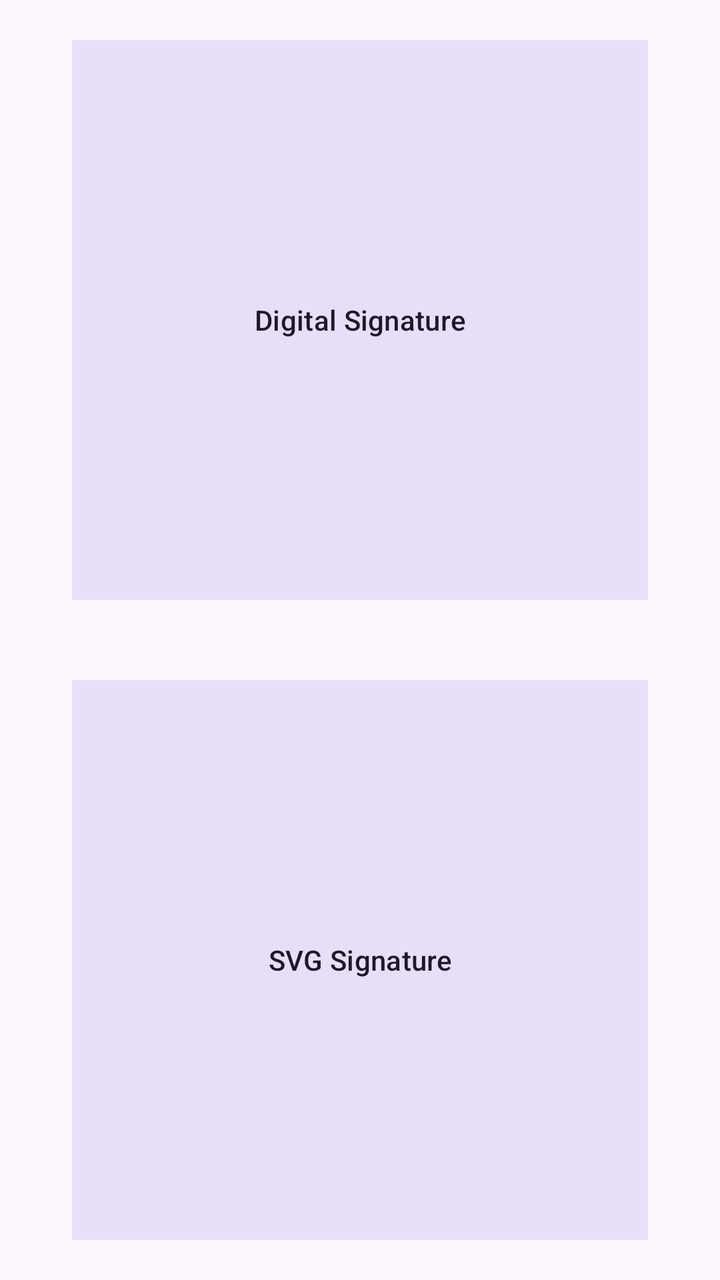
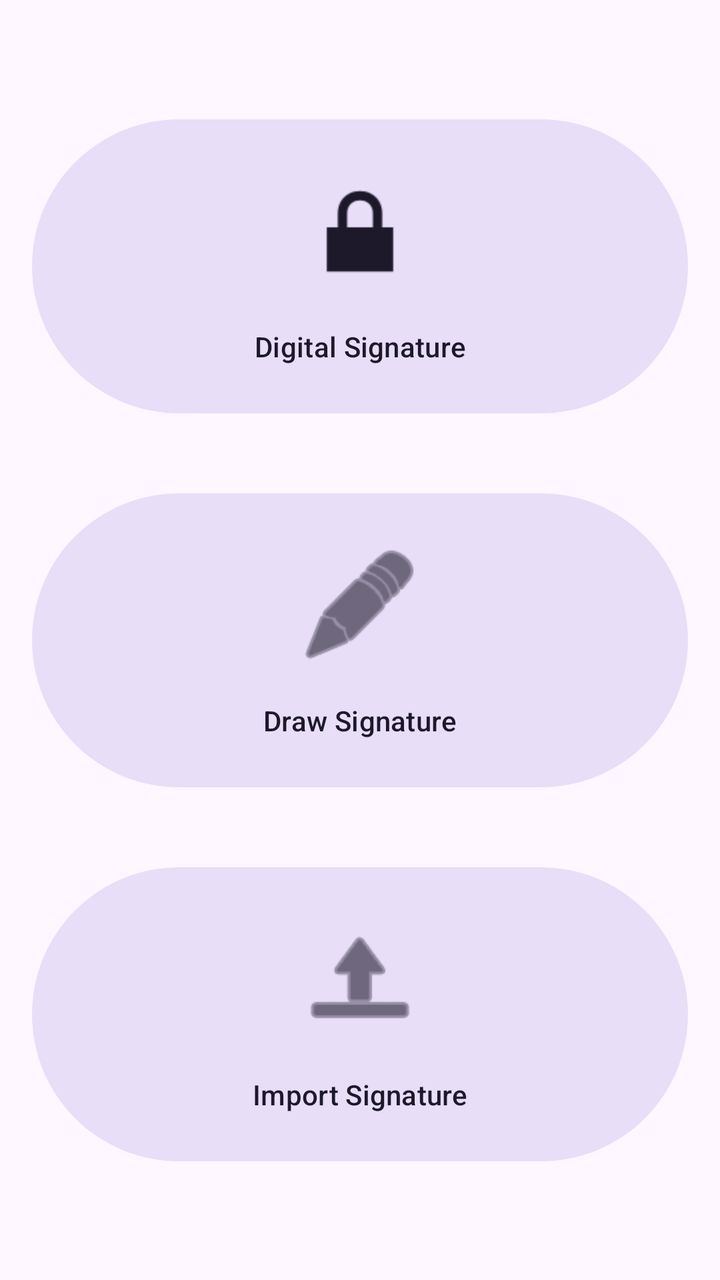

Before-and-after screenshots of an Android layout around one commit, followed by the original layout XML and the change that was made.
<!-- AndroidManifest.xml: application theme Theme.DocumentsApp -->
<!-- res/layout/fragment_signature.xml -->
<?xml version="1.0" encoding="utf-8"?>
<androidx.constraintlayout.widget.ConstraintLayout xmlns:android="http://schemas.android.com/apk/res/android"
    xmlns:app="http://schemas.android.com/apk/res-auto"
    xmlns:tools="http://schemas.android.com/tools"
    android:layout_width="match_parent"
    android:layout_height="match_parent"
    tools:context=".SignatureFragment">

    <com.google.android.material.button.MaterialButton
        android:id="@+id/button_digital_signature"
        style="@style/Widget.Material3.Button.TonalButton"
        android:layout_width="0dp"
        android:layout_height="0dp"
        android:layout_margin="16dp"
        android:text="@string/title_digital_signature"
        app:cornerRadius="0dp"
        app:layout_constraintBottom_toTopOf="@+id/button_svg_signature"
        app:layout_constraintDimensionRatio="1:1"
        app:layout_constraintEnd_toEndOf="parent"
        app:layout_constraintStart_toStartOf="parent"
        app:layout_constraintTop_toTopOf="parent"
        app:layout_constraintVertical_chainStyle="packed" />

    <com.google.android.material.button.MaterialButton
        android:id="@+id/button_svg_signature"
        style="@style/Widget.Material3.Button.TonalButton"
        android:layout_width="0dp"
        android:layout_height="0dp"
        android:layout_margin="16dp"
        android:text="@string/title_svg_signature"
        app:cornerRadius="0dp"
        app:layout_constraintBottom_toBottomOf="parent"
        app:layout_constraintDimensionRatio="1:1"
        app:layout_constraintEnd_toEndOf="parent"
        app:layout_constraintStart_toStartOf="parent"
        app:layout_constraintTop_toBottomOf="@+id/button_digital_signature" />

</androidx.constraintlayout.widget.ConstraintLayout>
<!-- resources referenced by this layout -->
<resources>
  <string name="title_digital_signature">Digital Signature</string>
  <string name="title_svg_signature">SVG Signature</string>
  <style name="Theme.DocumentsApp" parent="Theme.MaterialComponents.DayNight.DarkActionBar">
          
          <item name="colorPrimary">@color/purple_500</item>
          <item name="colorPrimaryVariant">@color/purple_700</item>
          <item name="colorOnPrimary">@color/white</item>
          
          <item name="colorSecondary">@color/teal_200</item>
          <item name="colorSecondaryVariant">@color/teal_700</item>
          <item name="colorOnSecondary">@color/black</item>
          
          <item name="android:statusBarColor">?attr/colorPrimaryVariant</item>
          
      </style>
  <color name="purple_500">#FF6200EE</color>
  <color name="purple_700">#FF3700B3</color>
  <color name="white">#FFFFFFFF</color>
  <color name="teal_200">#FF03DAC5</color>
  <color name="teal_700">#FF018786</color>
  <color name="black">#FF000000</color>
</resources>

<!-- the commit's change to res/layout/fragment_signature.xml (unified diff, before → after) -->
@@ -10,12 +10,16 @@
         android:id="@+id/button_digital_signature"
         style="@style/Widget.Material3.Button.TonalButton"
         android:layout_width="0dp"
-        android:layout_height="0dp"
+        android:layout_height="wrap_content"
         android:layout_margin="16dp"
-        android:text="@string/title_digital_signature"
-        app:cornerRadius="0dp"
+        android:padding="24dp"
+        android:text="Digital Signature"
+        android:textAllCaps="false"
+        app:icon="@android:drawable/ic_lock_lock"
+        app:iconGravity="top"
+        app:iconPadding="16dp"
+        app:iconSize="64dp"
         app:layout_constraintBottom_toTopOf="@+id/button_svg_signature"
-        app:layout_constraintDimensionRatio="1:1"
         app:layout_constraintEnd_toEndOf="parent"
         app:layout_constraintStart_toStartOf="parent"
         app:layout_constraintTop_toTopOf="parent"
@@ -25,14 +29,36 @@
         android:id="@+id/button_svg_signature"
         style="@style/Widget.Material3.Button.TonalButton"
         android:layout_width="0dp"
-        android:layout_height="0dp"
+        android:layout_height="wrap_content"
         android:layout_margin="16dp"
-        android:text="@string/title_svg_signature"
-        app:cornerRadius="0dp"
-        app:layout_constraintBottom_toBottomOf="parent"
-        app:layout_constraintDimensionRatio="1:1"
+        android:padding="24dp"
+        android:text="Draw Signature"
+        android:textAllCaps="false"
+        app:icon="@android:drawable/ic_menu_edit"
+        app:iconGravity="top"
+        app:iconPadding="16dp"
+        app:iconSize="64dp"
+        app:layout_constraintBottom_toTopOf="@+id/button_import_signature"
         app:layout_constraintEnd_toEndOf="parent"
         app:layout_constraintStart_toStartOf="parent"
         app:layout_constraintTop_toBottomOf="@+id/button_digital_signature" />
 
+    <com.google.android.material.button.MaterialButton
+        android:id="@+id/button_import_signature"
+        style="@style/Widget.Material3.Button.TonalButton"
+        android:layout_width="0dp"
+        android:layout_height="wrap_content"
+        android:layout_margin="16dp"
+        android:padding="24dp"
+        android:text="@string/action_import_signature"
+        android:textAllCaps="false"
+        app:icon="@android:drawable/ic_menu_upload"
+        app:iconGravity="top"
+        app:iconPadding="16dp"
+        app:iconSize="64dp"
+        app:layout_constraintBottom_toBottomOf="parent"
+        app:layout_constraintEnd_toEndOf="parent"
+        app:layout_constraintStart_toStartOf="parent"
+        app:layout_constraintTop_toBottomOf="@+id/button_svg_signature" />
+
 </androidx.constraintlayout.widget.ConstraintLayout>
<!-- resource entries referenced after the edit -->
@@ -1,8 +1,7 @@
 <!-- resources referenced by this layout -->
 <resources>
-  <string name="title_digital_signature">Digital Signature</string>
-  <string name="title_svg_signature">SVG Signature</string>
-  <style name="Theme.DocumentsApp" parent="Theme.MaterialComponents.DayNight.DarkActionBar">
+  <string name="action_import_signature">Import Signature</string>
+  <style name="Theme.DocumentsApp" parent="Base.Theme.DocumentsApp">
           
           <item name="colorPrimary">@color/purple_500</item>
           <item name="colorPrimaryVariant">@color/purple_700</item>
@@ -15,6 +14,10 @@
           <item name="android:statusBarColor">?attr/colorPrimaryVariant</item>
           
       </style>
+  <style name="Base.Theme.DocumentsApp" parent="Theme.Material3.DayNight.NoActionBar">
+          
+          
+      </style>
   <color name="purple_500">#FF6200EE</color>
   <color name="purple_700">#FF3700B3</color>
   <color name="white">#FFFFFFFF</color>
